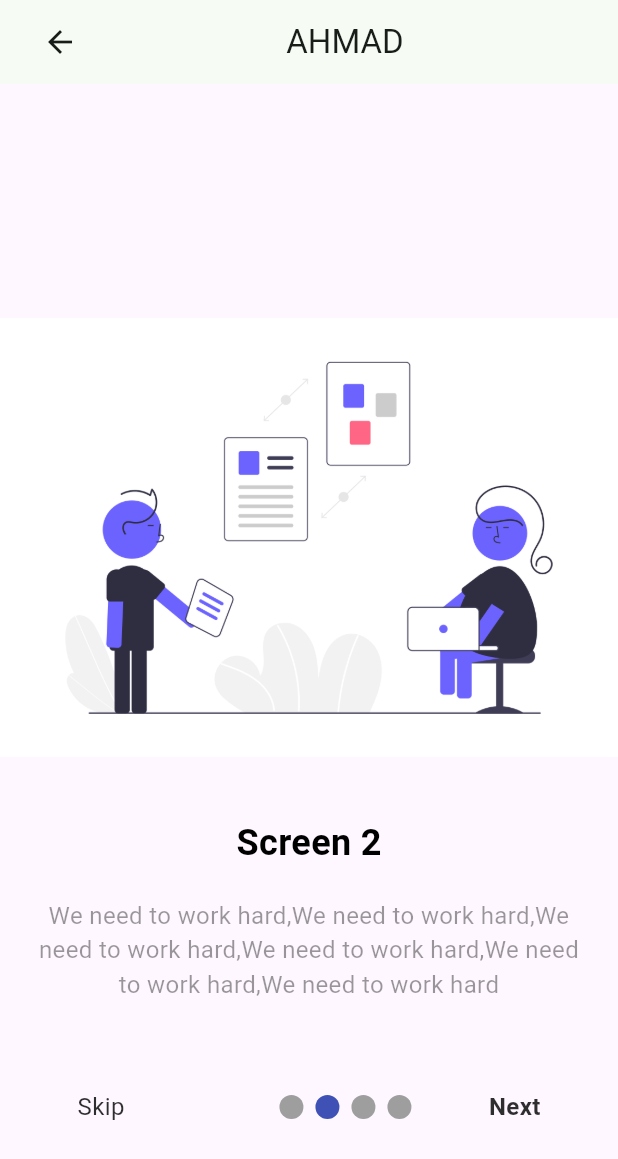
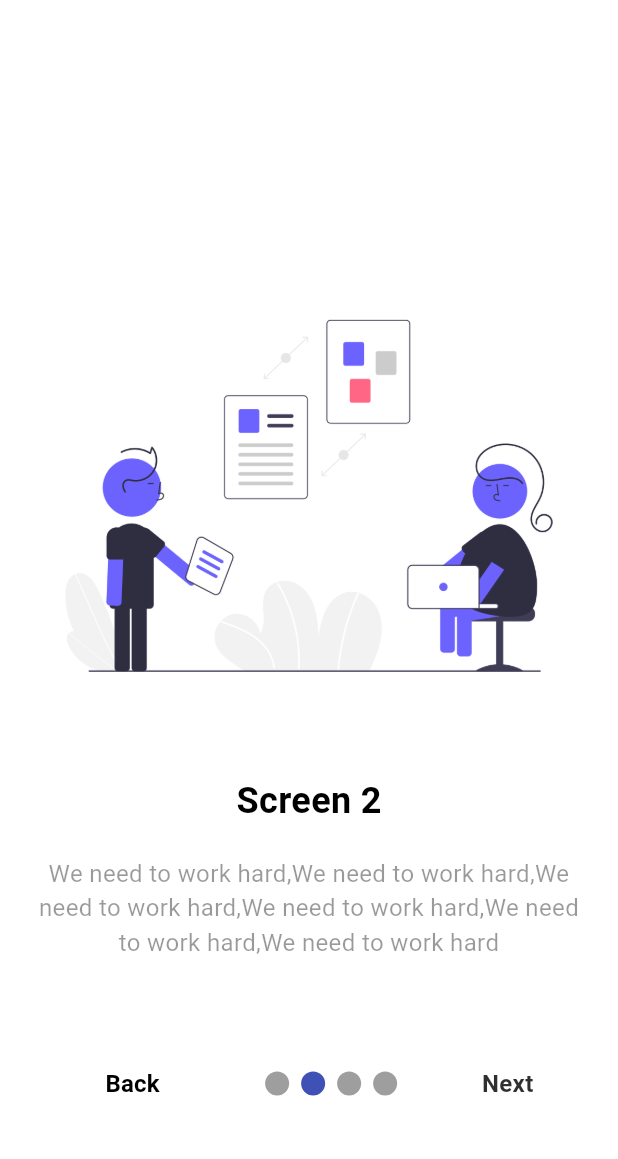
Before and after one commit to sibtaahmed/anim, a Flutter app: the screen it shows after launch, after a tap on "Next", on a phone screen of 412 x 824 dp. Shown: the top 1159 px of the screen. Run offline on Flutter 3.47's test engine with Material 3 defaults, Android fonts, the phone set to English and light mode, and no system bars; drawn by our look-alikes of smooth_page_indicator; our stand-ins replace animated_text_kit, hugeicons, shared_preferences, typewritertext.

Commit message:
splash & boarding done

```diff
--- a/lib/animatedCrossfade.dart
+++ b/lib/animatedCrossfade.dart
@@ -2,6 +2,7 @@
 
 // import 'package:anim/animatedOpacity.dart';
 import 'package:anim/animatedOpacity.dart';
+import 'package:anim/onboardingscreen.dart';
 import 'package:flutter/material.dart';
 
 class crossfade extends StatefulWidget {
--- a/lib/main.dart
+++ b/lib/main.dart
@@ -4,8 +4,9 @@
 // import 'package:anim/mapping.dart';
 // import 'package:anim/chatgpt.dart';
 // import 'package:anim/bottomnavigator.dart';
-import 'package:anim/bottomnavigator.dart';
-import 'package:anim/onboardingscreen.dart';
+// import 'package:anim/bottomnavigator.dart';
+// import 'package:anim/onboardingscreen.dart';
+import 'package:anim/splash.dart';
 // import 'package:anim/bottomprep.dart';
 // import 'package:anim/form.dart';
 // import 'package:anim/onboardingscreen.dart';
@@ -20,6 +21,7 @@ import 'package:anim/onboardingscreen.dart';
 // import 'package:anim/animatedOpacity.dart';
 // import 'package:anim/animprep.dart';
 import 'package:flutter/material.dart';
+import 'package:flutter/services.dart';
 import 'package:shared_preferences/shared_preferences.dart';
 
 // void main() => runApp(
@@ -28,9 +30,19 @@ import 'package:shared_preferences/shared_preferences.dart';
 //       ),
 //     );
 
-void main() => runApp(
-      const MyApp(), // Wrap your app
-    );
+// void main() => runApp(
+//       const MyApp(), // Wrap your app
+//     );
+
+void main() {
+  // Set status bar color and icon brightness
+  SystemChrome.setSystemUIOverlayStyle(const SystemUiOverlayStyle(
+    statusBarColor: Color.fromARGB(255, 255, 253, 253), // Set status bar color
+    statusBarIconBrightness: Brightness.dark, // Set status bar icon color
+  ));
+
+  runApp(const MyApp());
+}
 
 SharedPreferences? prefs;
 
@@ -58,7 +70,7 @@ class MyApp extends StatelessWidget {
         ),
       ),
       // home: crossfade(),
-      home: const boarding(),
+      home: const splassh(),
     );
   }
 }
--- a/lib/onboardingscreen.dart
+++ b/lib/onboardingscreen.dart
@@ -1,4 +1,5 @@
-// import 'package:anim/herodetailpage.dart';
+import 'package:anim/animatedCrossfade.dart';
+import 'package:anim/animatedOpacity.dart';
 import 'package:anim/screens/screen1.dart';
 import 'package:anim/screens/screen2.dart';
 import 'package:anim/screens/screen3.dart';
@@ -15,39 +16,22 @@ class boarding extends StatefulWidget {
 
 class _boardingState extends State<boarding> {
   PageController pageController = PageController();
-  String buttontext = 'skip';
+  String buttonText = 'Next';
   int currentPageIndex = 0;
+
   @override
   Widget build(BuildContext context) {
     return Scaffold(
-        appBar: AppBar(
-          title: Row(
-            mainAxisAlignment: MainAxisAlignment.spaceBetween,
-            children: [
-              IconButton(
-                  onPressed: () {
-                    pageController.previousPage(
-                        duration: const Duration(milliseconds: 500),
-                        curve: Curves.easeIn);
-                  },
-                  icon: const Icon(Icons.arrow_back)),
-              const Text('AHMAD'),
-              const Row()
-            ],
-          ),
-        ),
+      backgroundColor: Colors.white,
       body: Stack(
         children: [
           PageView(
             controller: pageController,
             onPageChanged: (index) {
+              setState(() {
                 currentPageIndex = index;
-                if (index == 3) {
-                  buttontext = 'Finish';
-                } else {
-                  buttontext = 'Skip';
-                }
-                setState(() {});
+                buttonText = (index == 3) ? 'Finish' : 'Next';
+              });
             },
             children: const [screen1(), screen2(), screen3(), screen4()],
           ),
@@ -56,26 +40,49 @@ class _boardingState extends State<boarding> {
             child: Row(
               mainAxisAlignment: MainAxisAlignment.spaceEvenly,
               children: [
-                    GestureDetector(onTap: () {}, child: Text(buttontext)),
-                    const SizedBox(),
+                TextButton(
+                  onPressed: () {
+                    pageController.previousPage(
+                      duration: const Duration(milliseconds: 500),
+                      curve: Curves.easeIn,
+                    );
+                  },
+                  child: const Text("Back",
+                      style: TextStyle(
+                          fontSize: 16,
+                          color: Colors.black,
+                          fontWeight: FontWeight.bold)),
+                ),
+                // const SizedBox(
+                //   width: 2,
+                // ),
                 SmoothPageIndicator(controller: pageController, count: 4),
-                    currentPageIndex == 3
-                        ? const SizedBox(
-                            width: 10,
-                          )
-                        : GestureDetector(
+                GestureDetector(
                   onTap: () {
+                    if (currentPageIndex == 3) {
+                      // Action when "Finish" is pressed, e.g., navigate to another page
+                      Navigator.push(
+                        context,
+                        MaterialPageRoute(
+                            builder: (context) => const crossfade()),
+                      );
+                    } else {
                       pageController.nextPage(
                         duration: const Duration(milliseconds: 500),
-                                  curve: Curves.easeIn);
+                        curve: Curves.easeIn,
+                      );
+                    }
                   },
-                            child: const Text(
-                              'Next',
-                              style: TextStyle(fontWeight: FontWeight.bold),
-                            )),
+                  child: Text(
+                    buttonText,
+                    style: const TextStyle(fontWeight: FontWeight.bold),
+                  ),
+                ),
               ],
-                ))
+            ),
+          ),
         ],
-        ));
+      ),
+    );
   }
 }
--- a/lib/screens/screen1.dart
+++ b/lib/screens/screen1.dart
@@ -6,7 +6,7 @@ class screen1 extends StatelessWidget {
   @override
   Widget build(BuildContext context) {
     return Column(
-      // mainAxisAlignment: MainAxisAlignment.center,
+      mainAxisAlignment: MainAxisAlignment.center,
       children: [
         Image.asset('assets/undraw4.png'),
         const SizedBox(
--- a/lib/splash.dart
+++ b/lib/splash.dart
@@ -1,6 +1,7 @@
 import 'dart:async';
-
 import 'package:anim/animatedCrossfade.dart';
+import 'package:anim/onboardingscreen.dart';
+import 'package:animated_text_kit/animated_text_kit.dart';
 import 'package:flutter/material.dart';
 import 'package:typewritertext/typewritertext.dart';
 
@@ -15,37 +16,53 @@ class _splasshState extends State<splassh> {
   @override
   void initState() {
     super.initState();
-    Timer(const Duration(seconds: 2), () {
+    Timer(const Duration(seconds: 5), () {
       Navigator.pushReplacement(
           context,
           MaterialPageRoute(
-            builder: (context) => const crossfade(),
+            builder: (context) => const boarding(),
           ));
     });
+  }
+
+  void navigateToSignIn() {
+    // Navigate to the sign-in screen. Replace 'SignInScreen()' with your actual sign-in screen widget.
+    Navigator.push(
+        context, MaterialPageRoute(builder: (context) => const boarding()));
   }
 
   @override
   Widget build(BuildContext context) {
     return Scaffold(
-      backgroundColor: Colors.blue,
-      body: Column(
+      backgroundColor: Colors.white,
+      body: Center(
+        // Wrap the entire Column in a Center widget
+        child: Column(
           mainAxisAlignment: MainAxisAlignment.center,
           children: [
             Image.asset(
-            'assets/Dp.jpg',
-            width: 150,
-            height: 150,
+              'assets/undraw_welcome.png',
+              width: 200,
+              height: 200,
             ),
-          TypeWriter.text(
-            'Welcome to my App........',
-            style: const TextStyle(
-              fontSize: 30,
+            AnimatedTextKit(
+              repeatForever: false,
+              totalRepeatCount: 2,
+              animatedTexts: [
+                TypewriterAnimatedText(
+                  "Welcome to My App",
+                  textStyle: const TextStyle(
+                      color: Colors.grey,
                       fontWeight: FontWeight.bold,
-              color: Colors.white,
-            ),
-            duration: const Duration(milliseconds: 80),
+                      fontSize: 20),
+                  speed: const Duration(milliseconds: 100),
                 ),
               ],
+              onTap: () {},
+              onFinished: navigateToSignIn, // Navigate after text animation
+            ),
+          ],
+        ),
       ),
     );
   }
--- a/pubspec.yaml
+++ b/pubspec.yaml
@@ -43,6 +43,7 @@ dependencies:
   flutter_native_splash: ^2.4.1
   typewritertext: ^3.0.9
   smooth_page_indicator: ^1.2.0+3
+  animated_text_kit: ^4.2.2
 
 
 
```
Also changed, not shown: assets/undraw_welcome.png (added), assets/undraw_welcome_cats.png (added), pubspec.lock. Lines whose indentation alone changed are shown as unchanged.
